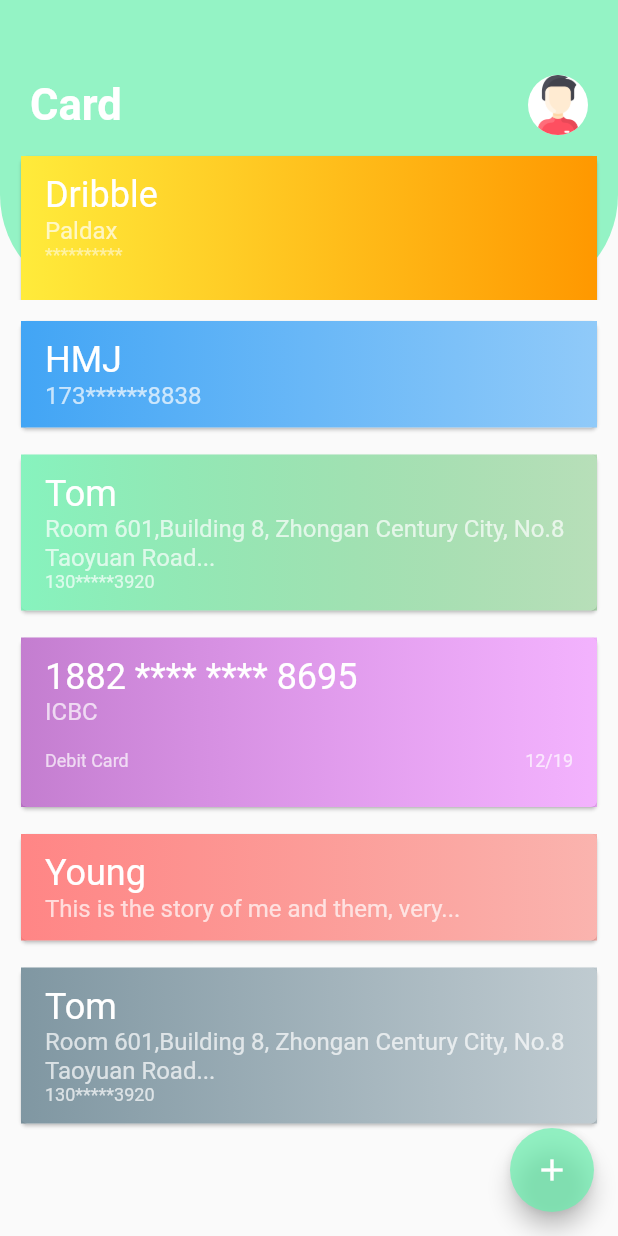
After one commit to NilamPathak578/Assignment3, a Flutter app: the screen it shows after launch, after a tap on the "settings" icon, on a phone screen of 412 x 824 dp. The commit adds this screen. Run offline on Flutter 3.47's test engine with Material 2 defaults, Android fonts, the phone set to English and light mode, and no system bars.

Commit message:
second Page complete

```diff
--- a/lib/views/HomePage.dart
+++ b/lib/views/HomePage.dart
@@ -1,3 +1,4 @@
+import 'package:challange3_app/views/SecondPAge.dart';
 import 'package:flutter/material.dart';
 
 class HomePage extends StatelessWidget {
@@ -17,8 +18,6 @@ class HomePage extends StatelessWidget {
                 "assets/person.png",
               ),
             ),
-            //
-            //alignment: Alignment.center,
           ),
         ],
       ),
@@ -90,10 +89,18 @@ class HomePage extends StatelessWidget {
                       padding: const EdgeInsets.only(left: 16.0),
                       child: Row(
                         children: [
-                          Icon(
-                            Icons.settings,
-                            size: 50,
-                            color: Colors.black38,
+                          FlatButton(
+                            onPressed: () {
+                              Navigator.push(
+                                  context,
+                                  MaterialPageRoute(
+                                      builder: (context) => SecondPage()));
+                            },
+                            child: Icon(
+                              Icons.settings,
+                              size: 50,
+                              color: Colors.black38,
+                            ),
                           ),
                           SizedBox(
                             width: 14,
--- /dev/null
+++ b/lib/views/SecondPAge.dart
@@ -0,0 +1,291 @@
+import 'package:flutter/material.dart';
+
+class SecondPage extends StatelessWidget {
+  @override
+  Widget build(BuildContext context) {
+    return Scaffold(
+      floatingActionButton: FloatingActionButton(
+        onPressed: () {},
+        backgroundColor: Colors.greenAccent.withOpacity(0.7),
+        child: Icon(Icons.add),
+      ),
+      body: SingleChildScrollView(
+        child: Container(
+          child: Column(
+            children: [
+              Stack(
+                children: [
+                  Container(
+                    height: 200,
+                    width: double.infinity,
+                    decoration: BoxDecoration(
+                        color: Colors.greenAccent.withOpacity(0.7),
+                        borderRadius: BorderRadius.only(
+                            bottomLeft: Radius.circular(70),
+                            bottomRight: Radius.circular(70))),
+                  ),
+                  Positioned(
+                    top: 50,
+                    right: 20,
+                    left: 20,
+                    child: Row(
+                      mainAxisAlignment: MainAxisAlignment.spaceBetween,
+                      children: [
+                        Text(
+                          "Card",
+                          style: TextStyle(
+                              color: Colors.white,
+                              fontSize: 29.0,
+                              fontWeight: FontWeight.w600,
+                              decoration: TextDecoration.none),
+                        ),
+                        CircleAvatar(
+                          backgroundColor: Colors.white,
+                          radius: 20,
+                          backgroundImage: AssetImage(
+                            "assets/person.png",
+                          ),
+                        ),
+                      ],
+                    ),
+                  ),
+                  Positioned(
+                    top: 100,
+                    left: 10,
+                    right: 10,
+                    child: Card(
+                      //color: Colors.amber,
+                      child: Container(
+                        height: 120,
+                        width: double.infinity,
+                        decoration: BoxDecoration(
+                            gradient: LinearGradient(
+                                begin: Alignment.centerLeft,
+                                end: Alignment.centerRight,
+                                colors: [
+                              Colors.yellow.shade500,
+                              Colors.orange.shade500,
+                            ])),
+                        child: Padding(
+                          padding: const EdgeInsets.only(top: 12.0, left: 16),
+                          child: Column(
+                            crossAxisAlignment: CrossAxisAlignment.start,
+                            children: [
+                              Text(
+                                "Dribble",
+                                style: TextStyle(
+                                    color: Colors.white, fontSize: 24),
+                              ),
+                              Text("Paldax",
+                                  style: TextStyle(
+                                      color: Colors.white70, fontSize: 16)),
+                              Text("**********",
+                                  style: TextStyle(
+                                      color: Colors.white54, fontSize: 12))
+                            ],
+                          ),
+                        ),
+                      ),
+                    ),
+                  ),
+                ],
+              ),
+              buildSizedBox(),
+              Padding(
+                padding: const EdgeInsets.symmetric(horizontal: 10),
+                child: Card(
+                  child: Container(
+                    width: double.infinity,
+                    decoration: BoxDecoration(
+                        gradient: LinearGradient(
+                            begin: Alignment.centerLeft,
+                            end: Alignment.centerRight,
+                            colors: [
+                          Colors.blue.shade400,
+                          Colors.blue.shade200,
+                        ])),
+                    child: Padding(
+                      padding: const EdgeInsets.only(
+                          top: 12.0, left: 16, bottom: 12),
+                      child: Column(
+                        crossAxisAlignment: CrossAxisAlignment.start,
+                        children: [
+                          Text(
+                            "HMJ",
+                            style: TextStyle(color: Colors.white, fontSize: 24),
+                          ),
+                          Text('173******8838',
+                              style: TextStyle(
+                                  color: Colors.white70, fontSize: 16)),
+                        ],
+                      ),
+                    ),
+                  ),
+                ),
+              ),
+              buildSizedBox(),
+              Padding(
+                padding: const EdgeInsets.symmetric(horizontal: 10),
+                child: Card(
+                  child: Container(
+                    width: double.infinity,
+                    decoration: BoxDecoration(
+                        gradient: LinearGradient(
+                            begin: Alignment.centerLeft,
+                            end: Alignment.centerRight,
+                            colors: [
+                          Colors.greenAccent.withOpacity(0.8),
+                          Colors.green.withOpacity(0.4),
+                        ])),
+                    child: Padding(
+                      padding: const EdgeInsets.only(
+                          top: 12.0, left: 16, bottom: 12),
+                      child: Column(
+                        crossAxisAlignment: CrossAxisAlignment.start,
+                        children: [
+                          Text(
+                            'Tom',
+                            style: TextStyle(color: Colors.white, fontSize: 24),
+                          ),
+                          Text(
+                              'Room 601,Building 8, Zhongan Century City, No.8 Taoyuan Road...',
+                              style: TextStyle(
+                                  color: Colors.white70, fontSize: 16)),
+                          Text('130*****3920',
+                              style: TextStyle(
+                                  color: Colors.white70, fontSize: 12)),
+                        ],
+                      ),
+                    ),
+                  ),
+                ),
+              ),
+              buildSizedBox(),
+              Padding(
+                padding: const EdgeInsets.symmetric(horizontal: 10),
+                child: Card(
+                  child: Container(
+                    width: double.infinity,
+                    decoration: BoxDecoration(
+                        gradient: LinearGradient(
+                            begin: Alignment.centerLeft,
+                            end: Alignment.centerRight,
+                            colors: [
+                          Colors.purple.withOpacity(0.6),
+                          Colors.purpleAccent.withOpacity(0.4),
+                        ])),
+                    child: Padding(
+                      padding: const EdgeInsets.only(
+                          top: 12.0, left: 16, bottom: 12),
+                      child: Column(
+                        crossAxisAlignment: CrossAxisAlignment.start,
+                        children: [
+                          Text(
+                            '1882 **** **** 8695',
+                            style: TextStyle(color: Colors.white, fontSize: 24),
+                          ),
+                          Text('ICBC',
+                              style: TextStyle(
+                                  color: Colors.white70, fontSize: 16)),
+                          Padding(
+                            padding: const EdgeInsets.only(
+                                top: 16.0, right: 16, bottom: 12),
+                            child: Row(
+                              mainAxisAlignment: MainAxisAlignment.spaceBetween,
+                              children: [
+                                Text('Debit Card',
+                                    style: TextStyle(
+                                        color: Colors.white70, fontSize: 12)),
+                                Text("12/19",
+                                    style: TextStyle(
+                                        color: Colors.white70, fontSize: 12)),
+                              ],
+                            ),
+                          ),
+                        ],
+                      ),
+                    ),
+                  ),
+                ),
+              ),
+              buildSizedBox(),
+              Padding(
+                padding: const EdgeInsets.symmetric(horizontal: 10),
+                child: Card(
+                  child: Container(
+                    width: double.infinity,
+                    decoration: BoxDecoration(
+                        gradient: LinearGradient(
+                            begin: Alignment.centerLeft,
+                            end: Alignment.centerRight,
+                            colors: [
+                          Colors.redAccent.withOpacity(0.7),
+                          Colors.red.withOpacity(0.4),
+                        ])),
+                    child: Padding(
+                      padding: const EdgeInsets.only(
+                          top: 12.0, left: 16, bottom: 12),
+                      child: Column(
+                        crossAxisAlignment: CrossAxisAlignment.start,
+                        children: [
+                          Text(
+                            'Young',
+                            style: TextStyle(color: Colors.white, fontSize: 24),
+                          ),
+                          Text('This is the story of me and them, very...',
+                              style: TextStyle(
+                                  color: Colors.white70, fontSize: 16)),
+                        ],
+                      ),
+                    ),
+                  ),
+                ),
+              ),
+              buildSizedBox(),
+              Padding(
+                padding: const EdgeInsets.symmetric(horizontal: 10),
+                child: Card(
+                  child: Container(
+                    width: double.infinity,
+                    decoration: BoxDecoration(
+                        gradient: LinearGradient(
+                            begin: Alignment.centerLeft,
+                            end: Alignment.centerRight,
+                            colors: [
+                          Colors.blueGrey.withOpacity(0.8),
+                          Colors.blueGrey.withOpacity(0.4),
+                        ])),
+                    child: Padding(
+                      padding: const EdgeInsets.only(
+                          top: 12.0, left: 16, bottom: 12),
+                      child: Column(
+                        crossAxisAlignment: CrossAxisAlignment.start,
+                        children: [
+                          Text(
+                            'Tom',
+                            style: TextStyle(color: Colors.white, fontSize: 24),
+                          ),
+                          Text(
+                              'Room 601,Building 8, Zhongan Century City, No.8 Taoyuan Road...',
+                              style: TextStyle(
+                                  color: Colors.white70, fontSize: 16)),
+                          Text('130*****3920',
+                              style: TextStyle(
+                                  color: Colors.white70, fontSize: 12)),
+                        ],
+                      ),
+                    ),
+                  ),
+                ),
+              ),
+            ],
+          ),
+        ),
+      ),
+    );
+  }
+
+  Widget buildSizedBox() {
+    return SizedBox(height: 10);
+  }
+}
```
